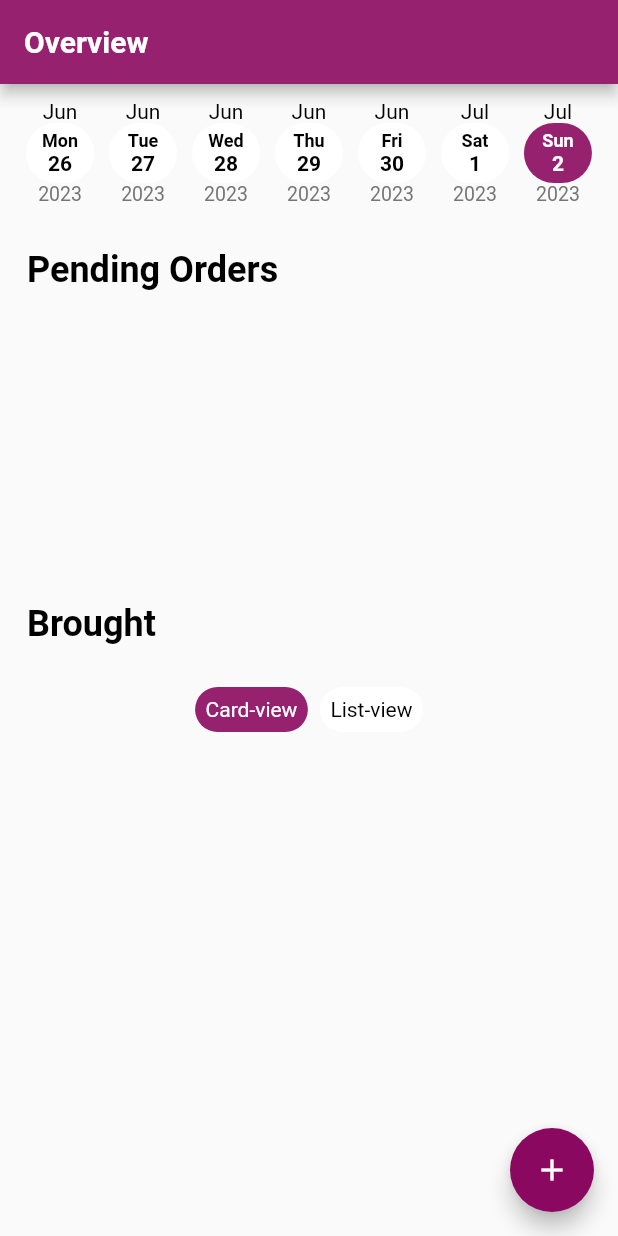
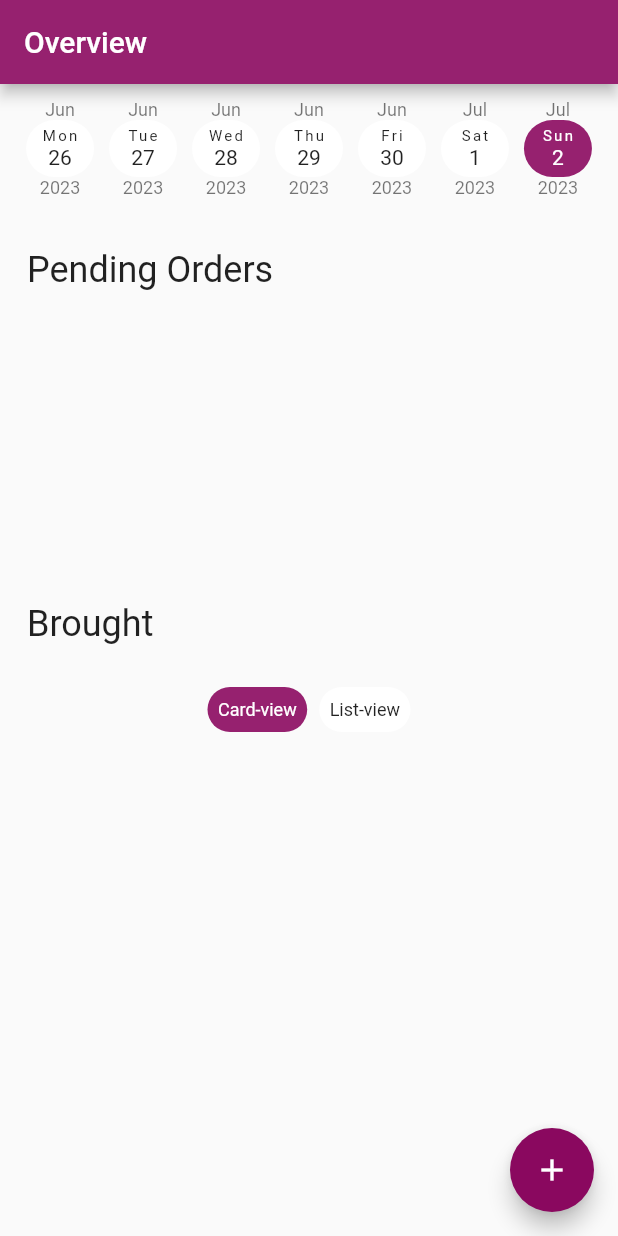
Before and after one commit to toke-dk/energy_of_hco, a Flutter app: the screen it shows after launch, on a phone screen of 412 x 824 dp. Run offline on Flutter 3.47's test engine with Material 2 defaults, Android fonts, the phone set to English and light mode, and no system bars; drawn by our look-alikes of scrollable_positioned_list; our stand-ins replace flutter_animate; missing offline and left inert: animated_check; accounts and stored records are empty; Roboto replaces fonts that are missing (Jura).

Commit message:
refactor for new flutter

```diff
--- a/lib/main.dart
+++ b/lib/main.dart
@@ -39,25 +39,7 @@ class MyApp extends StatelessWidget {
               style: ButtonStyle(
                   side: MaterialStateProperty.all(
                       BorderSide(color: Palette.kPrimaryMaterialColor[200]!)))),
-          textTheme: TextTheme(
-              headline1:
-                  TextStyle(fontWeight: FontWeight.bold, color: headlineColor),
-              headline2:
-                  TextStyle(fontWeight: FontWeight.bold, color: headlineColor),
-              headline3:
-                  TextStyle(fontWeight: FontWeight.bold, color: headlineColor),
-              headline4:
-                  TextStyle(fontWeight: FontWeight.bold, color: headlineColor),
-              headline5:
-                  TextStyle(fontWeight: FontWeight.bold, color: headlineColor),
-              headline6:
-                  TextStyle(fontWeight: FontWeight.bold, color: headlineColor),
-              bodyText1: const TextStyle(
-                  fontWeight: FontWeight.bold, color: Colors.black),
-              bodyText2: const TextStyle(color: Colors.black),
-              subtitle1: TextStyle(fontSize: 13, color: Colors.grey[600])),
           scaffoldBackgroundColor: const Color(0xffFAFAFA),
-          fontFamily: "Jura",
         ),
         home: const MyHomePage(title: 'Overview'),
       ),
--- a/lib/pages/overview_page.dart
+++ b/lib/pages/overview_page.dart
@@ -91,7 +91,7 @@ class _OverViewState extends State<OverView> {
                 padding: EdgeInsets.symmetric(horizontal: kAppWidthPadding),
                 child: Text(
                   "Pending Orders",
-                  style: getAppTextTheme(context).headline5,
+                  style: getAppTextTheme(context).headlineSmall,
                 )),
             TotalOrders(
               orders: getPendingOrdersForDay(context),
@@ -100,7 +100,7 @@ class _OverViewState extends State<OverView> {
               padding: EdgeInsets.all(kAppWidthPadding),
               child: Text(
                 "Brought",
-                style: getAppTextTheme(context).headline5,
+                style: getAppTextTheme(context).headlineSmall,
               ),
             ),
             Center(
@@ -116,7 +116,8 @@ class _OverViewState extends State<OverView> {
                     alignment: Alignment.center,
                     child: _OrdersAsListView(
                       items: getShoppingList(),
-                      onItemAmountChange: (ShopListItem item, int changedAmount) {
+                      onItemAmountChange:
+                          (ShopListItem item, int changedAmount) {
                         changeShopListItemPurchase(item, changedAmount);
                       },
                     ))
@@ -145,13 +146,13 @@ class _OrdersAsListView extends StatelessWidget {
   @override
   Widget build(BuildContext context) {
     return MyPaper(
-      padding: EdgeInsets.symmetric(horizontal: 20, vertical: 10),
+      padding: const EdgeInsets.symmetric(horizontal: 20, vertical: 10),
       child: Column(
         crossAxisAlignment: CrossAxisAlignment.stretch,
         children: [
           Text(
             "Pending",
-            style: getAppTextTheme(context).headline6,
+            style: getAppTextTheme(context).bodyLarge,
           ),
           Column(
               children: List.generate(items.length, (index) {
@@ -170,7 +171,7 @@ class _OrdersAsListView extends StatelessWidget {
           ),
           Text(
             "Price",
-            style: getAppTextTheme(context).headline6,
+            style: getAppTextTheme(context).bodyLarge,
           ),
           const SizedBox(
             height: 8,
@@ -212,7 +213,7 @@ class _MyListItem extends StatelessWidget {
           child: SingleChildScrollView(
             scrollDirection: Axis.horizontal,
             child: Padding(
-              padding: EdgeInsets.only(right: 5),
+              padding: const EdgeInsets.only(right: 5),
               child: Row(
                 children: [
                   Column(
@@ -223,13 +224,13 @@ class _MyListItem extends StatelessWidget {
                       ),
                       Text(
                         "${shopList.item.product.brand.displayName}, ${shopList.item.product.sizeInCL}cL",
-                        style: getAppTextTheme(context).caption,
+                        style: getAppTextTheme(context).bodySmall,
                       )
                     ],
                   ),
                   Text(
                     " (${shopList.item.amount.toString()})",
-                    style: getAppTextTheme(context).subtitle1,
+                    style: getAppTextTheme(context).bodySmall,
                   )
                 ],
               ),
--- a/lib/widgets/change_int_widget.dart
+++ b/lib/widgets/change_int_widget.dart
@@ -25,13 +25,13 @@ class ChangeIntTile extends StatelessWidget {
   }
 
   bool get _conditionForPluPress {
-    if (maxVal != null){
+    if (maxVal != null) {
       if (intAmount + 1 <= maxVal!) {
         return true;
       }
       return false;
     }
-    if (onValueChange != null){
+    if (onValueChange != null) {
       return true;
     }
     return false;
--- a/lib/widgets/days_scroll.dart
+++ b/lib/widgets/days_scroll.dart
@@ -62,7 +62,7 @@ class _DaysScrollState extends State<DaysScroll> {
         : getAppColorScheme(context).onPrimary;
     Color textColor = firstDate.isSameDate(secondDate)
         ? getAppColorScheme(context).onPrimary
-        : getAppTextTheme(context).bodyText1!.color!;
+        : getAppTextTheme(context).bodyMedium!.color!;
     return {"button": buttonColor, "text": textColor};
   }
 
@@ -94,7 +94,10 @@ class _DaysScrollState extends State<DaysScroll> {
                           year: _initialDate.year)[indexDay];
                       return Column(
                         children: [
-                          Text(DateFormat.MMM().format(thisIndexDate)),
+                          Text(
+                            DateFormat.MMM().format(thisIndexDate),
+                            style: getAppTextTheme(context).bodySmall,
+                          ),
                           InkWell(
                             onTap: () {
                               setState(() {
@@ -113,31 +116,28 @@ class _DaysScrollState extends State<DaysScroll> {
                                       _selectedDate, thisIndexDate)["button"]),
                               child: Column(
                                 children: [
-                                  Text(
-                                    DateFormat.E().format(thisIndexDate),
-                                    style: TextStyle(
-                                        fontSize: 12,
-                                        fontWeight: FontWeight.bold,
-                                        color: _colorsFromDateDifference(
-                                            _selectedDate,
-                                            thisIndexDate)["text"]),
-                                  ),
-                                  Text(
-                                    "${thisIndexDate.day}",
-                                    textAlign: TextAlign.center,
-                                    style: TextStyle(
-                                        fontWeight: FontWeight.bold,
-                                        color: _colorsFromDateDifference(
-                                            _selectedDate,
-                                            thisIndexDate)["text"]),
-                                  ),
+                                  Text(DateFormat.E().format(thisIndexDate),
+                                      style: getAppTextTheme(context)
+                                          .labelSmall!
+                                          .copyWith(
+                                              color: _colorsFromDateDifference(
+                                                  _selectedDate,
+                                                  thisIndexDate)["text"])),
+                                  Text("${thisIndexDate.day}",
+                                      textAlign: TextAlign.center,
+                                      style: getAppTextTheme(context)
+                                          .bodyMedium!
+                                          .copyWith(
+                                              color: _colorsFromDateDifference(
+                                                  _selectedDate,
+                                                  thisIndexDate)["text"])),
                                 ],
                               ),
                             ),
                           ),
                           Text(
                             DateFormat.y().format(thisIndexDate),
-                            style: getAppTextTheme(context).subtitle1,
+                            style: getAppTextTheme(context).bodySmall,
                           ),
                         ],
                       );
--- a/lib/widgets/my_horizontal_listview.dart
+++ b/lib/widgets/my_horizontal_listview.dart
@@ -29,7 +29,7 @@ class MyHorizontalListView extends StatelessWidget {
     }
     return [
       getAppColorScheme(context).onPrimary,
-      getAppTextTheme(context).bodyText2!.color!
+      getAppTextTheme(context).bodyMedium!.color!
     ];
   }
 
@@ -83,7 +83,7 @@ class MyHorizontalListView extends StatelessWidget {
                             : const SizedBox(),
                         Text(
                           allTitles[index],
-                          style: TextStyle(
+                          style: getAppTextTheme(context).bodySmall!.copyWith(
                               color: _getButtonColors(
                                   currentIndexItem, context)[1]),
                         ),
```
Also changed, not shown: lib/pages/add_items.dart (+5 -5 lines), lib/pages/cart_page.dart (+21 -22 lines), lib/pages/choose_user.dart (+16 -17 lines), lib/widgets/show_product_detail.dart (+8 -6 lines).
